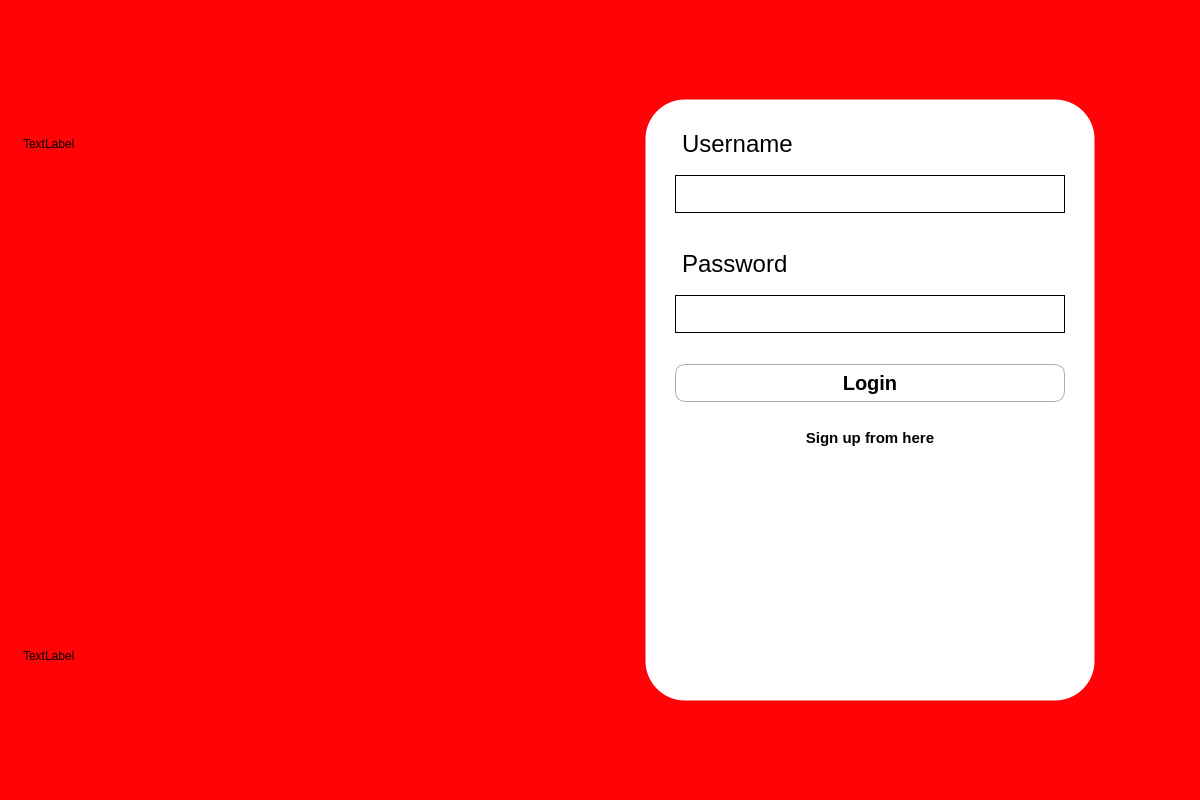
Old version of the form K/login.ui in the repository burr1to/kaizen.
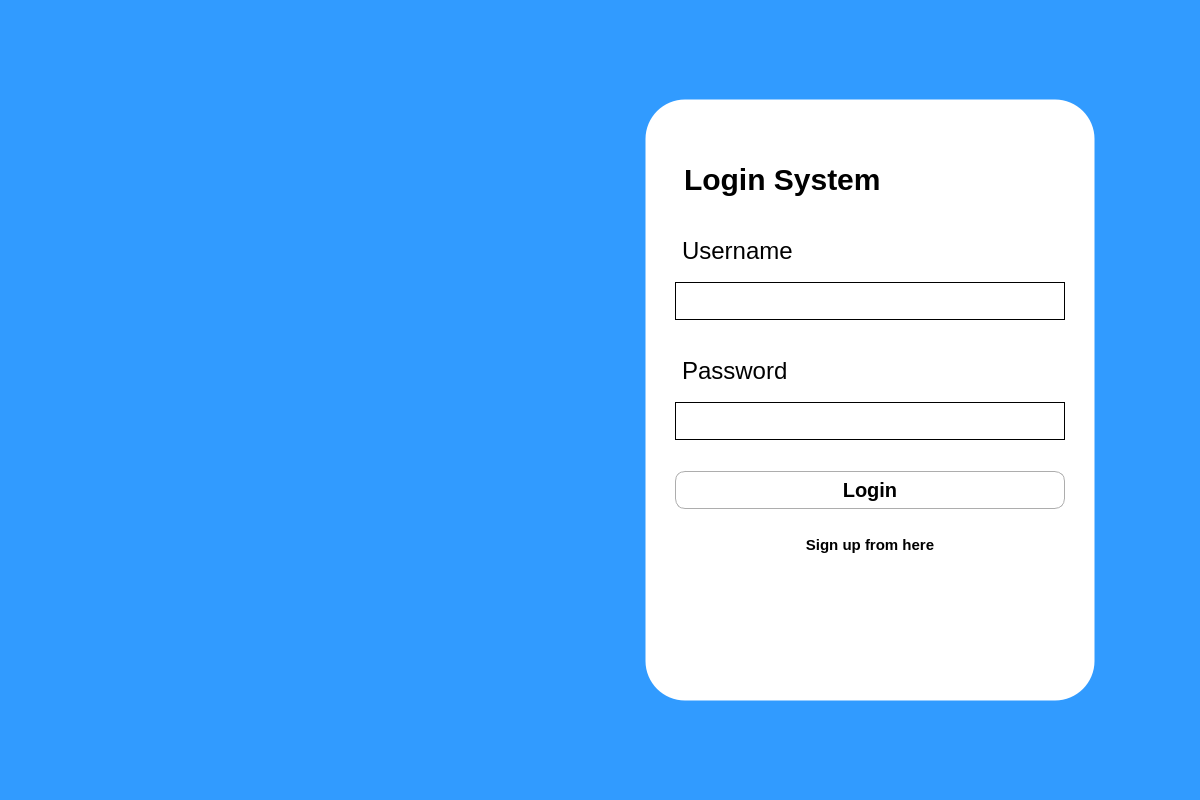
New version of the form. Icons and pictures are not drawn.

Diff of the .ui file:
```diff
--- a/K/login.ui
+++ b/K/login.ui
@@ -49,7 +49,8 @@
     </size>
    </property>
    <property name="styleSheet">
-    <string notr="true">#loginwidget{background-color: rgb(255, 3, 7);}</string>
+    <string notr="true">#loginwidget{background-color: rgb(49, 155, 255); }
+</string>
    </property>
    <layout class="QHBoxLayout" name="horizontalLayout">
     <item>
@@ -66,35 +67,7 @@
       <property name="frameShadow">
        <enum>QFrame::Raised</enum>
       </property>
-      <layout class="QGridLayout" name="gridLayout">
-       <item row="1" column="0" alignment="Qt::AlignHCenter">
-        <widget class="QLabel" name="label">
-         <property name="styleSheet">
-          <string notr="true"/>
-         </property>
-         <property name="text">
-          <string/>
-         </property>
-         <property name="pixmap">
-          <pixmap resource="src_img.qrc">:/images/src_images/Kaizen_logo.png</pixmap>
-         </property>
-        </widget>
-       </item>
-       <item row="2" column="0">
-        <widget class="QLabel" name="label_2">
-         <property name="text">
-          <string>TextLabel</string>
-         </property>
-        </widget>
-       </item>
-       <item row="0" column="0">
-        <widget class="QLabel" name="label_3">
-         <property name="text">
-          <string>TextLabel</string>
-         </property>
-        </widget>
-       </item>
-      </layout>
+      <layout class="QGridLayout" name="gridLayout"/>
      </widget>
     </item>
     <item>
@@ -119,6 +92,10 @@
 max-height:600px;
 }
 
+#bigtxt{
+font-size:30px;
+font-weight:bold;
+}
 
 #username,#password
 {
@@ -216,6 +193,13 @@
            </property>
           </spacer>
          </item>
+         <item>
+          <widget class="QLabel" name="bigtxt">
+           <property name="text">
+            <string>Login System</string>
+           </property>
+          </widget>
+         </item>
          <item>
           <layout class="QVBoxLayout" name="verticalLayout_4">
            <item>
```
